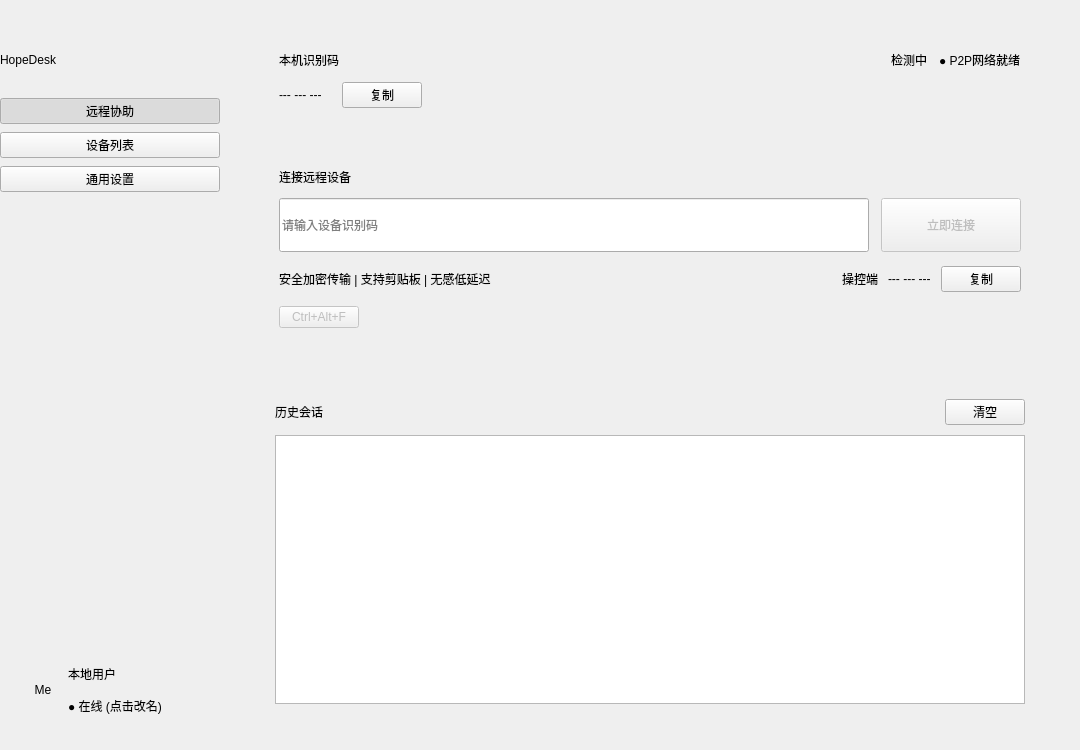
This is HopeDeskNative/mainwindow.ui in HopeTiga/HopeDesk as Qt 5 draws it before an edit. The edited form follows.
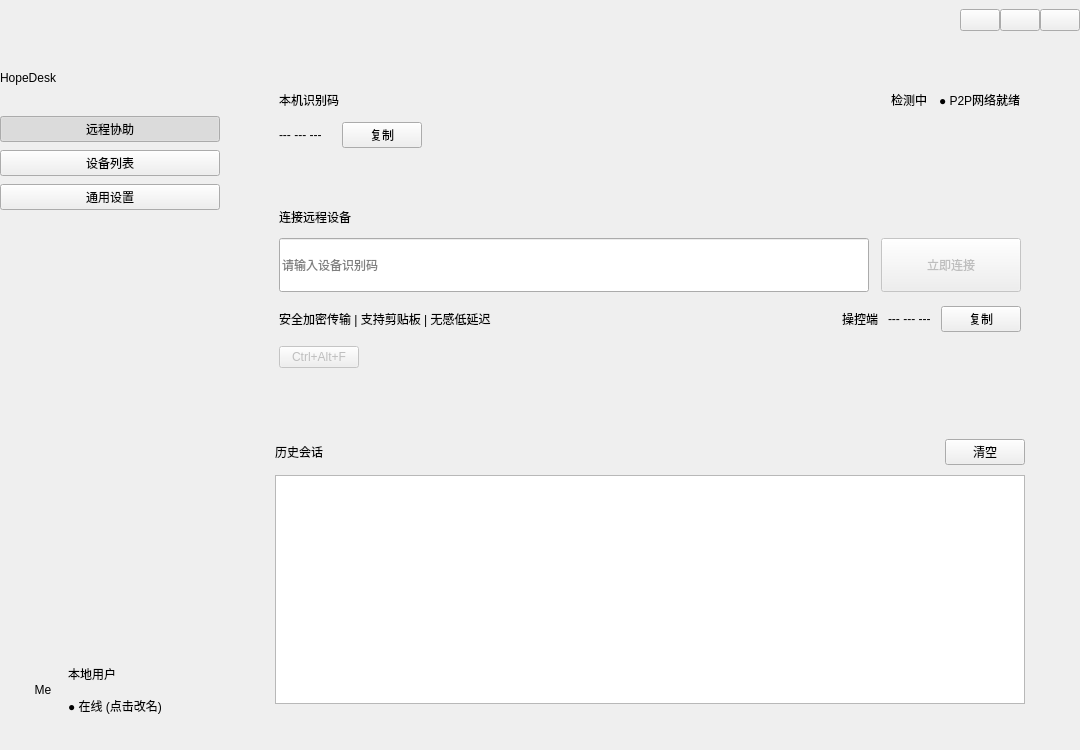
This is the edited form.

Diff of the .ui file:
```diff
--- a/HopeDeskNative/mainwindow.ui
+++ b/HopeDeskNative/mainwindow.ui
@@ -14,7 +14,100 @@
    <string>HopeDesk Pro</string>
   </property>
   <widget class="QWidget" name="centralwidget">
-   <layout class="QHBoxLayout" name="horizontalLayout_Root">
+   <layout class="QVBoxLayout" name="verticalLayout_Root">
+    <property name="spacing">
+     <number>0</number>
+    </property>
+    <property name="leftMargin">
+     <number>0</number>
+    </property>
+    <property name="topMargin">
+     <number>0</number>
+    </property>
+    <property name="rightMargin">
+     <number>0</number>
+    </property>
+    <property name="bottomMargin">
+     <number>0</number>
+    </property>
+    <item>
+     <widget class="QWidget" name="titleBar" native="true">
+      <property name="minimumSize">
+       <size>
+        <width>0</width>
+        <height>40</height>
+       </size>
+      </property>
+      <property name="maximumSize">
+       <size>
+        <width>16777215</width>
+        <height>40</height>
+       </size>
+      </property>
+      <layout class="QHBoxLayout" name="horizontalLayout_TitleBar">
+       <property name="spacing">
+        <number>0</number>
+       </property>
+       <property name="leftMargin">
+        <number>0</number>
+       </property>
+       <property name="topMargin">
+        <number>0</number>
+       </property>
+       <property name="rightMargin">
+        <number>0</number>
+       </property>
+       <property name="bottomMargin">
+        <number>0</number>
+       </property>
+       <item>
+        <spacer name="horizontalSpacer_TitleBar">
+         <property name="orientation">
+          <enum>Qt::Orientation::Horizontal</enum>
+         </property>
+         <property name="sizeHint" stdset="0">
+          <size>
+           <width>40</width>
+           <height>20</height>
+          </size>
+         </property>
+        </spacer>
+       </item>
+       <item>
+        <widget class="QPushButton" name="btnWinMin">
+         <property name="cursor">
+          <cursorShape>PointingHandCursor</cursorShape>
+         </property>
+         <property name="toolTip">
+          <string>最小化</string>
+         </property>
+        </widget>
+       </item>
+       <item>
+        <widget class="QPushButton" name="btnWinMax">
+         <property name="cursor">
+          <cursorShape>PointingHandCursor</cursorShape>
+         </property>
+         <property name="toolTip">
+          <string>最大化</string>
+         </property>
+        </widget>
+       </item>
+       <item>
+        <widget class="QPushButton" name="btnWinClose">
+         <property name="cursor">
+          <cursorShape>PointingHandCursor</cursorShape>
+         </property>
+         <property name="toolTip">
+          <string>关闭</string>
+         </property>
+        </widget>
+       </item>
+      </layout>
+     </widget>
+    </item>
+    <item>
+     <layout class="QHBoxLayout" name="horizontalLayout_Root">
     <property name="spacing">
      <number>0</number>
     </property>
@@ -52,7 +145,7 @@
         <number>0</number>
        </property>
        <property name="topMargin">
-        <number>30</number>
+        <number>8</number>
        </property>
        <property name="rightMargin">
         <number>0</number>
@@ -1219,6 +1312,8 @@
      </widget>
     </item>
    </layout>
+   </item>
+  </layout>
   </widget>
  </widget>
  <resources/>
```
